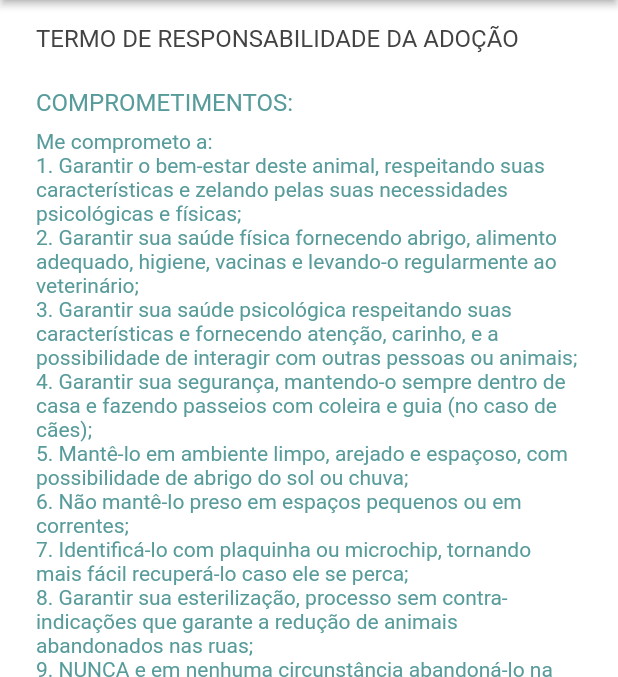
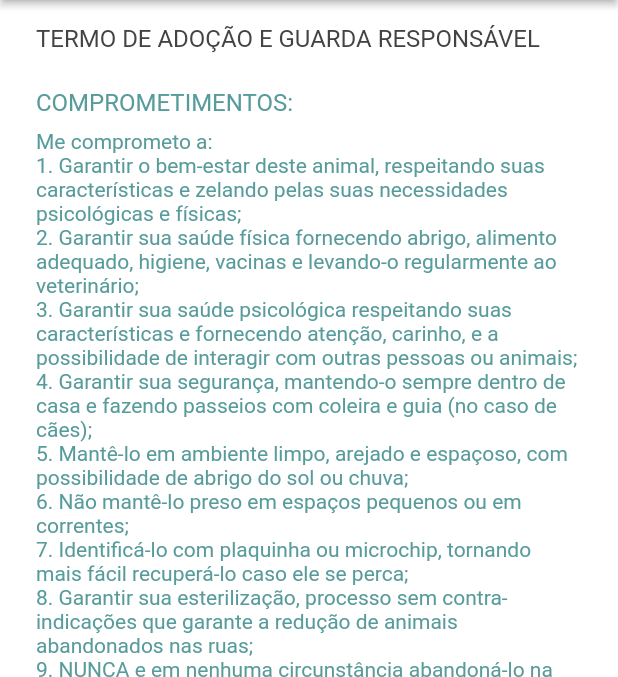
Before and after one commit to pablomuro/desenv-app-unb, a Flutter app: the TermosScreen screen opened by its route, on a phone screen of 412 x 824 dp, the part 84-761 px from its top. Run offline on Flutter 3.47's test engine with Material 2 defaults, Android fonts, the phone set to English and light mode, and no system bars.

Commit message:
correção do conteúdo

```diff
--- a/meau/lib/screens/termosScreen/texts.dart
+++ b/meau/lib/screens/termosScreen/texts.dart
@@ -1,4 +1,4 @@
-const String TermsHeaderText = "TERMO DE RESPONSABILIDADE DA ADOÇÃO";
+const String TermsHeaderText = "TERMO DE ADOÇÃO E GUARDA RESPONSÁVEL";
 const String TermsSubHeader1Text = "COMPROMETIMENTOS:";
 const String TermsSubHeader2Text = "CIÊNCIA:";
 const String TermsArticleDescription1Text ="""
```
